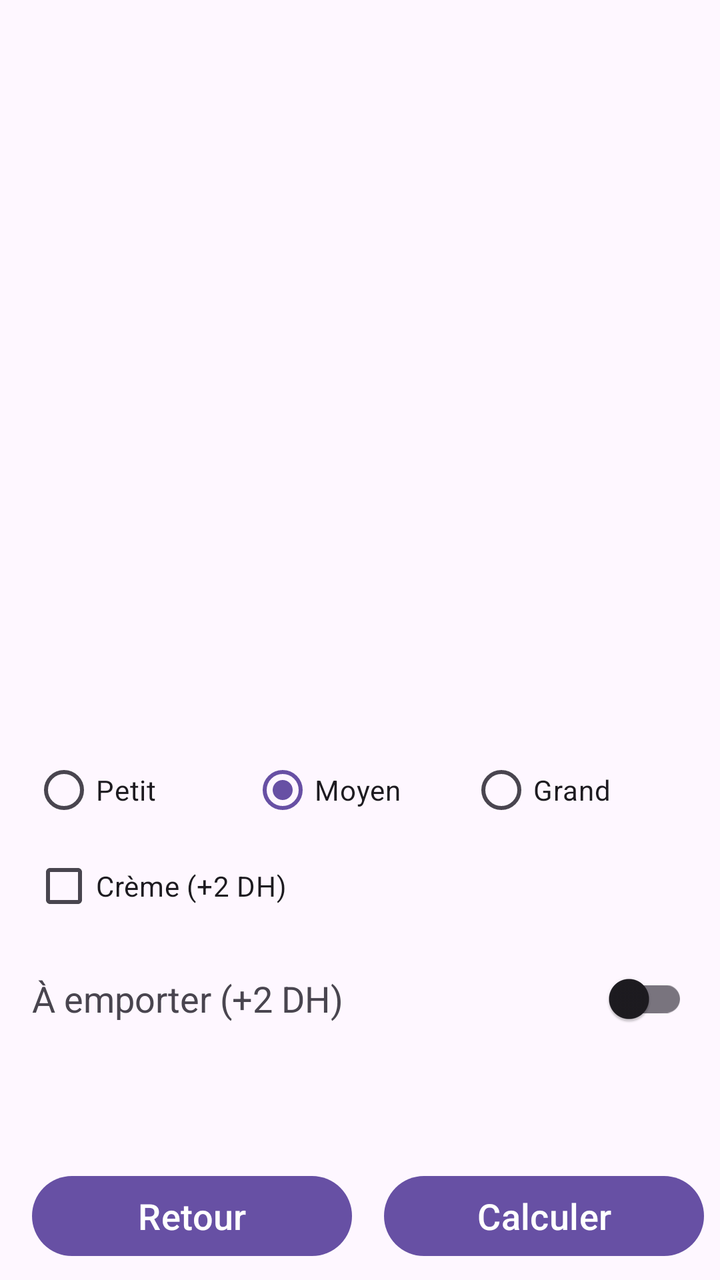
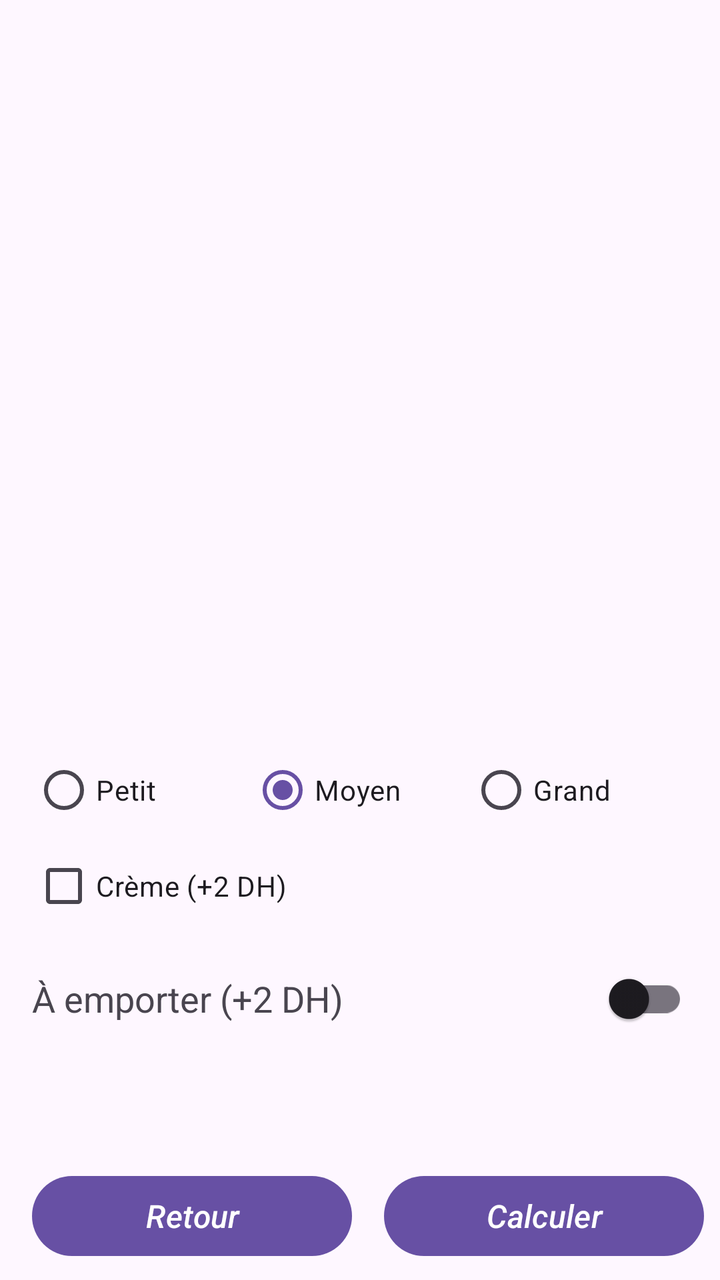

The first picture is an Android layout as it rendered before a commit; the second is the same layout after the commit. The layout source and the unified diff follow.
<!-- AndroidManifest.xml: application theme Theme.CafeExpress2 -->
<!-- res/layout/activity_details.xml -->
<?xml version="1.0" encoding="utf-8"?>
<androidx.constraintlayout.widget.ConstraintLayout xmlns:android="http://schemas.android.com/apk/res/android"
    xmlns:app="http://schemas.android.com/apk/res-auto"
    xmlns:tools="http://schemas.android.com/tools"
    android:id="@+id/main"
    android:layout_width="match_parent"
    android:layout_height="match_parent"
    tools:context=".DetailsActivity">

    

    <com.google.android.material.appbar.AppBarLayout
        android:id="@+id/appBar"
        android:layout_width="match_parent"
        android:layout_height="wrap_content"
        app:layout_constraintTop_toTopOf="parent">

        <com.google.android.material.appbar.MaterialToolbar
            android:id="@+id/customPageBar"
            android:layout_width="match_parent"
            android:layout_height="?attr/actionBarSize"
            app:title=""
            app:titleCentered="true" />

    </com.google.android.material.appbar.AppBarLayout>

    <ImageView
        android:id="@+id/menuItemPicture"
        android:layout_width="200dp"
        android:layout_height="200dp"
        android:scaleType="centerCrop"
        app:layout_constraintEnd_toEndOf="parent"
        app:layout_constraintStart_toStartOf="parent"
        app:layout_constraintTop_toBottomOf="@id/appBar" />

    <TextView
        android:id="@+id/menuItemName"
        android:layout_width="wrap_content"
        android:layout_height="wrap_content"
        android:layout_marginTop="8dp"
        android:text=""
        android:textSize="24sp"
        android:textStyle="bold"
        app:layout_constraintEnd_toEndOf="parent"
        app:layout_constraintStart_toStartOf="parent"
        app:layout_constraintTop_toBottomOf="@id/menuItemPicture" />

    <TextView
        android:id="@+id/menuItemDescription"
        android:layout_width="wrap_content"
        android:layout_height="wrap_content"
        android:layout_marginTop="25dp"
        android:text=""
        android:textSize="16dp"
        android:textStyle="italic"
        app:layout_constraintEnd_toEndOf="parent"
        app:layout_constraintStart_toStartOf="parent"
        app:layout_constraintTop_toBottomOf="@id/menuItemName" />

    <RadioGroup
        android:id="@+id/rgTaille"
        android:layout_width="0dp"
        android:layout_height="wrap_content"
        android:layout_marginTop="20dp"
        android:orientation="horizontal"
        android:paddingHorizontal="16dp"
        app:layout_constraintEnd_toEndOf="parent"
        app:layout_constraintHorizontal_bias="0.0"
        app:layout_constraintStart_toStartOf="parent"
        app:layout_constraintTop_toBottomOf="@id/menuItemDescription">

        <RadioButton
            android:id="@+id/rbPetit"
            android:layout_width="0dp"
            android:layout_height="wrap_content"
            android:layout_weight="1"
            android:text="Petit" />

        <RadioButton
            android:id="@+id/rbMoyen"
            android:layout_width="0dp"
            android:layout_height="wrap_content"
            android:layout_weight="1"
            android:checked="true"
            android:text="Moyen" />

        <RadioButton
            android:id="@+id/rbGrand"
            android:layout_width="0dp"
            android:layout_height="wrap_content"
            android:layout_weight="1"
            android:text="Grand" />

    </RadioGroup>

    <CheckBox
        android:id="@+id/cbCreme"
        android:layout_width="0dp"
        android:layout_height="wrap_content"
        android:layout_marginStart="16dp"
        android:text="Crème (+2 DH)"
        app:layout_constraintStart_toStartOf="parent"
        app:layout_constraintTop_toBottomOf="@id/rgTaille" />

    <TextView
        android:id="@+id/lblEmporter"
        android:layout_width="wrap_content"
        android:layout_height="wrap_content"
        android:layout_marginHorizontal="16dp"
        android:layout_marginTop="20dp"
        android:text="À emporter (+2 DH)"
        android:textSize="18sp"
        app:layout_constraintStart_toStartOf="parent"
        app:layout_constraintTop_toBottomOf="@id/cbCreme" />

    <androidx.appcompat.widget.SwitchCompat
        android:id="@+id/swEmporter"
        android:layout_width="wrap_content"
        android:layout_height="wrap_content"
        android:layout_marginEnd="16dp"
        app:layout_constraintBottom_toBottomOf="@id/lblEmporter"
        app:layout_constraintEnd_toEndOf="parent"
        app:layout_constraintTop_toTopOf="@id/lblEmporter" />

    <TextView
        android:layout_width="wrap_content"
        android:layout_height="wrap_content"
        android:text=""
        android:textSize="24sp"
        app:layout_constraintBottom_toTopOf="@id/btnCalculer"
        app:layout_constraintEnd_toEndOf="parent"
        app:layout_constraintStart_toStartOf="parent"
        app:layout_constraintTop_toBottomOf="@id/swEmporter" />

    <Button
        android:id="@+id/btnRetour"
        android:layout_width="0dp"
        android:layout_height="wrap_content"
        android:layout_marginHorizontal="16dp"
        android:layout_marginBottom="8dp"
        android:text="Retour"
        android:textSize="18dp"
        app:layout_constraintBottom_toBottomOf="parent"
        app:layout_constraintEnd_toStartOf="@id/btnCalculer"
        app:layout_constraintHorizontal_weight="1"
        app:layout_constraintStart_toStartOf="parent" />

    <Button
        android:id="@+id/btnCalculer"
        android:layout_width="0dp"
        android:layout_height="wrap_content"
        android:layout_marginEnd="8dp"
        android:layout_marginBottom="8dp"
        android:text="Calculer"
        android:textSize="18dp"
        app:layout_constraintBottom_toBottomOf="parent"
        app:layout_constraintEnd_toEndOf="parent"
        app:layout_constraintHorizontal_weight="1"
        app:layout_constraintStart_toEndOf="@id/btnRetour" />

</androidx.constraintlayout.widget.ConstraintLayout>
<!-- resources referenced by this layout -->
<resources>
  <style name="Theme.CafeExpress2" parent="Base.Theme.CafeExpress2" />
  <style name="Base.Theme.CafeExpress2" parent="Theme.Material3.DayNight.NoActionBar">
          
          
      </style>
</resources>

<!-- the commit's change to res/layout/activity_details.xml (unified diff, before → after) -->
@@ -123,6 +123,7 @@
         app:layout_constraintTop_toTopOf="@id/lblEmporter" />
 
     <TextView
+        android:id="@+id/txtResult"
         android:layout_width="wrap_content"
         android:layout_height="wrap_content"
         android:text=""
@@ -139,7 +140,8 @@
         android:layout_marginHorizontal="16dp"
         android:layout_marginBottom="8dp"
         android:text="Retour"
-        android:textSize="18dp"
+        android:textSize="16sp"
+        android:textStyle="italic"
         app:layout_constraintBottom_toBottomOf="parent"
         app:layout_constraintEnd_toStartOf="@id/btnCalculer"
         app:layout_constraintHorizontal_weight="1"
@@ -152,7 +154,8 @@
         android:layout_marginEnd="8dp"
         android:layout_marginBottom="8dp"
         android:text="Calculer"
-        android:textSize="18dp"
+        android:textSize="16sp"
+        android:textStyle="italic"
         app:layout_constraintBottom_toBottomOf="parent"
         app:layout_constraintEnd_toEndOf="parent"
         app:layout_constraintHorizontal_weight="1"
